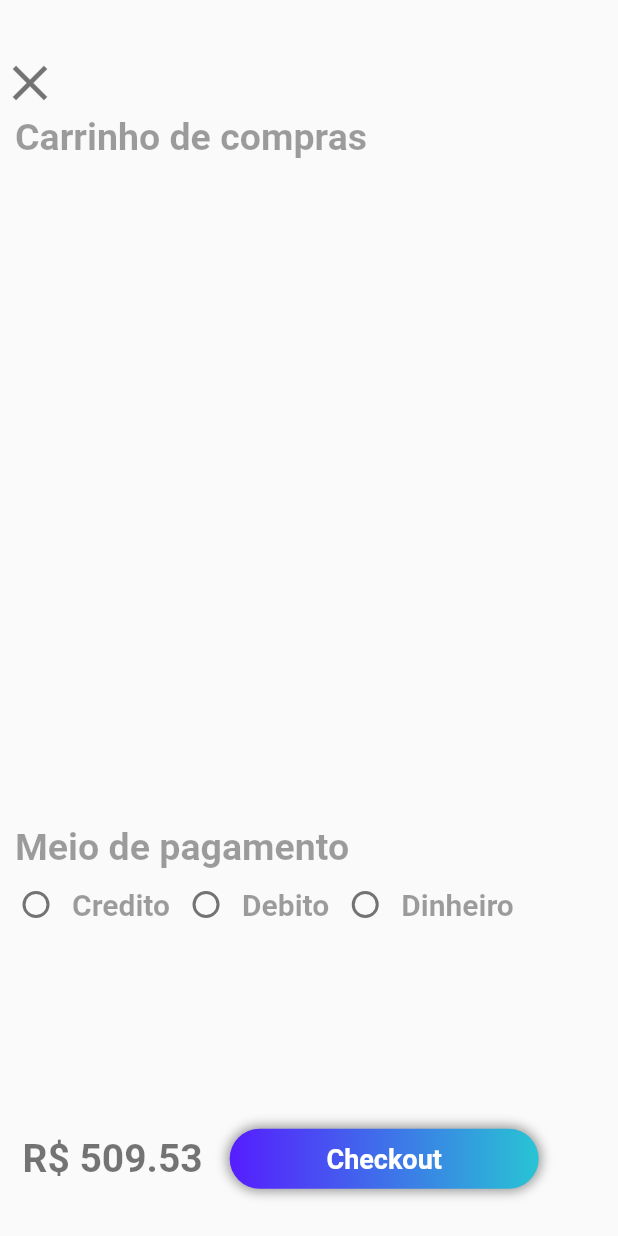
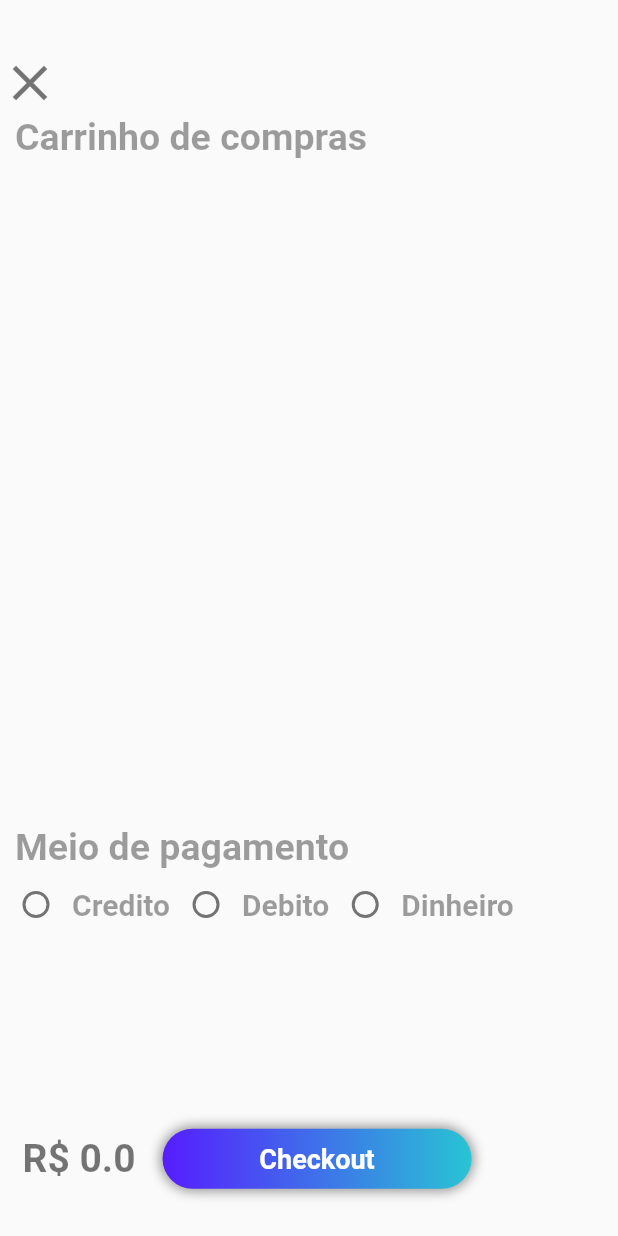
Before and after one commit to hdalmora/go-buy-veloe-megahack, a Flutter app: the CheckoutPage screen opened directly with empty values, on a phone screen of 412 x 824 dp. Run offline on Flutter 3.47's test engine with Material 2 defaults, Android fonts, the phone set to English and light mode, and no system bars; our stand-ins replace cached_network_image, cloud_firestore, firebase_auth, flutter_rating_bar, google_sign_in, permission_handler and 1 more; missing offline and left inert: barcode_scan; accounts and stored records are empty; Roboto replaces fonts that are missing (SF Pro Display); statements that could not run were skipped.

Commit message:
get checkout product list total price

```diff
--- a/lib/src/ui/checkout/checkout_page.dart
+++ b/lib/src/ui/checkout/checkout_page.dart
@@ -25,11 +25,16 @@ class _CheckoutPageState extends State<CheckoutPage> {
     super.didChangeDependencies();
   }
 
+  double getTotalPrice(List<Item> items) {
+    return items.fold(0, (sum, item) => sum + double.tryParse(item.itemPrice));
+  }
+
   @override
   Widget build(BuildContext context) {
     CheckoutArguments arguments = ModalRoute.of(context).settings.arguments;
     List<Item> items = arguments.items;
 
+    double totalPrice = getTotalPrice(items);
     return Scaffold(
       backgroundColor: ColorConstants.colorWhiteFA,
       resizeToAvoidBottomPadding: false,
@@ -185,7 +190,7 @@ class _CheckoutPageState extends State<CheckoutPage> {
                       Container(
                         margin: EdgeInsets.only(left: 15.0),
                         child: Text(
-                          "R\$ 509.53",
+                          "R\$ $totalPrice",
                           style: TextStyle(
                               fontWeight: FontWeight.bold,
                               fontSize: 26.0,
```
